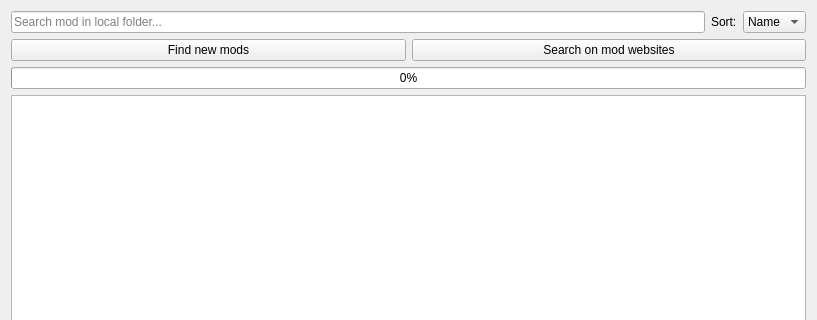
Before: the Qt Designer form src/ui/localmodbrowser.ui in kaniol-lck/modmanager, drawn with Qt 5; both pictures show x 0 to 817 and y 0 to 320 of the 817 by 671 pixel window.
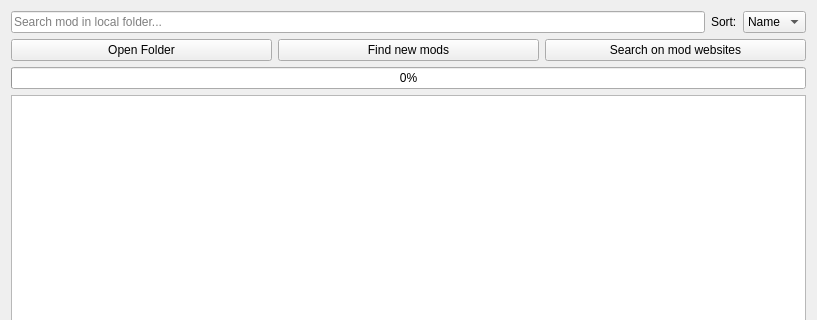
After: the same form once the commit is applied. Icons and pictures are not drawn.

Commit message: add open folder button.

What changed in the file:
```diff
--- a/src/ui/localmodbrowser.ui
+++ b/src/ui/localmodbrowser.ui
@@ -56,6 +56,16 @@
    </item>
    <item row="1" column="0">
     <layout class="QHBoxLayout" name="horizontalLayout_2">
+     <item>
+      <widget class="QPushButton" name="openFolderButton">
+       <property name="text">
+        <string>Open Folder</string>
+       </property>
+       <property name="icon">
+        <iconset theme="folder"/>
+       </property>
+      </widget>
+     </item>
      <item>
       <widget class="QPushButton" name="findnewButton">
        <property name="text">
```
Left out of the diff: 6 changed lines with no effect on the pictures. The commit also changes 12 other files.
